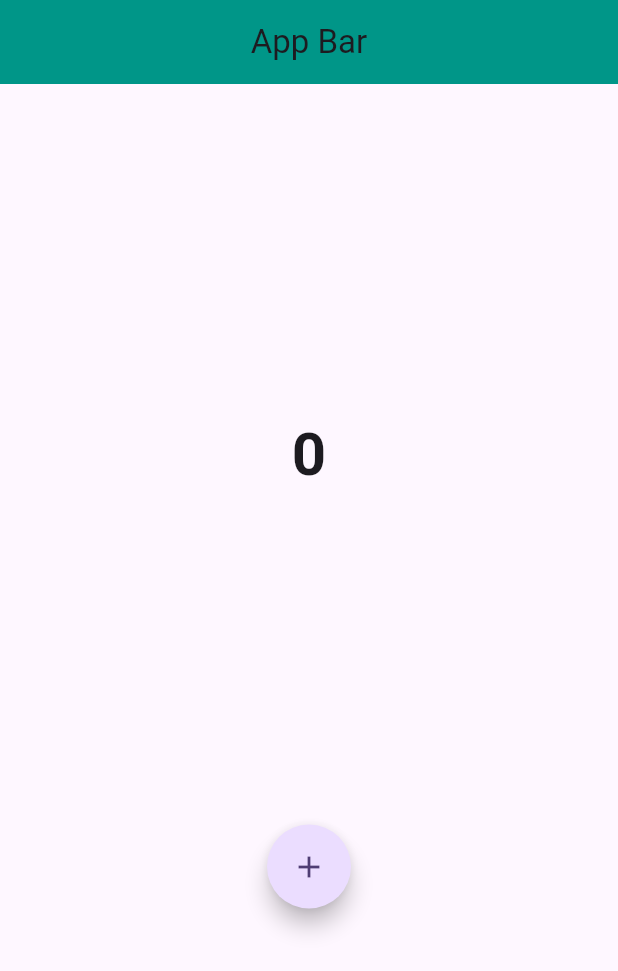
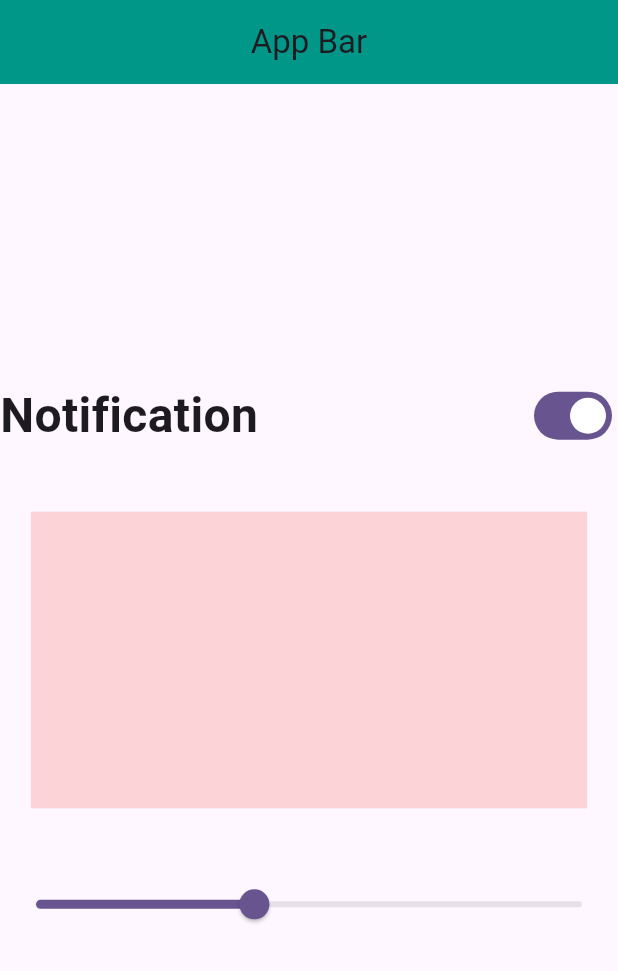
Before and after one commit to Farhanansari23/bloc_statemanagement, a Flutter app: the screen it shows after launch, on a phone screen of 412 x 824 dp. Shown: the top 971 px of the screen. Run offline on Flutter 3.47's test engine with Material 3 defaults, Android fonts, the phone set to English and light mode, and no system bars; our stand-ins replace bloc, equatable, flutter_bloc, font_awesome_flutter.

Commit message:
FA-BS-11: working on switch page

```diff
--- /dev/null
+++ b/lib/features/switch_example/bloc/switch_bloc.dart
@@ -0,0 +1,17 @@
+import 'package:bloc/bloc.dart';
+import 'package:meta/meta.dart';
+import 'package:equatable/equatable.dart';
+import 'dart:async';
+
+part 'switch_event.dart';
+part 'switch_state.dart';
+
+class SwitchBloc extends Bloc<SwitchEvent, SwitchState> {
+  SwitchBloc() : super(SwitchInitial(isSwitch: false)) {
+    on<EnableNotificationToggleEvent>(_enableNotificationToggleEvent);
+  }
+
+  FutureOr<void> _enableNotificationToggleEvent(EnableNotificationToggleEvent event, Emitter<SwitchState> emit){
+    emit(state.copyWith(isSwitch: !state.isSwitch));
+  }
+}
--- /dev/null
+++ b/lib/features/switch_example/bloc/switch_event.dart
@@ -0,0 +1,17 @@
+// import 'package:equatable/equatable.dart';
+part of 'switch_bloc.dart';
+
+
+@immutable
+sealed class SwitchEvent {
+
+  SwitchEvent();
+  @override
+  List<Object> get props => [];
+}
+
+class EnableNotificationToggleEvent extends SwitchEvent{
+
+}
+
+// class DisableNotificationToggle extends SwitchEvent{}
--- /dev/null
+++ b/lib/features/switch_example/bloc/switch_state.dart
@@ -0,0 +1,17 @@
+part of 'switch_bloc.dart';
+
+
+@immutable
+sealed class SwitchState extends Equatable {
+  bool isSwitch;
+  SwitchState({required this.isSwitch});
+  SwitchState copyWith({bool? isSwitch}){
+    return SwitchInitial(isSwitch: isSwitch ?? this.isSwitch);
+  }
+  @override
+  List<Object> get props => [isSwitch];
+}
+
+final class SwitchInitial extends SwitchState {
+  SwitchInitial({required super.isSwitch});
+}
--- /dev/null
+++ b/lib/features/switch_example/ui/switch_example.dart
@@ -0,0 +1,54 @@
+import 'package:flutter/material.dart';
+
+class SwitchExample extends StatefulWidget {
+  const SwitchExample({super.key});
+
+  @override
+  State<SwitchExample> createState() => _SwitchExampleState();
+}
+
+class _SwitchExampleState extends State<SwitchExample> {
+  @override
+  Widget build(BuildContext context) {
+    return  Scaffold(
+      appBar: _appBar(context),
+      body: _body(context),
+    );
+  }
+
+  PreferredSize _appBar(context) {
+    return PreferredSize(
+      preferredSize: const Size.fromHeight(kToolbarHeight),
+      child: AppBar(
+        title: Text('App Bar'),
+        centerTitle: true,
+        backgroundColor: Colors.teal,
+      ),
+    );
+  }
+
+  Widget _body(context){
+    return Column(
+      mainAxisAlignment: MainAxisAlignment.center,
+      children: [
+        Row(
+          mainAxisAlignment: MainAxisAlignment.spaceBetween,
+          children: [
+            const Text('Notification',style: TextStyle(fontSize: 32,fontWeight: FontWeight.bold),),
+             Switch(value: true, onChanged: (value) {
+                return null;
+            }),
+          ],
+        ),
+        SizedBox(height: 40,),
+        Container(
+          height: MediaQuery.of(context).size.height * 0.24,
+          width: MediaQuery.of(context).size.width * 0.9,
+          color: Colors.red.withOpacity(0.2),
+        ),
+        SizedBox(height: 40,),
+        Slider(value: 0.4, onChanged: (value){}),
+      ],
+    );
+  }
+}
--- a/lib/main.dart
+++ b/lib/main.dart
@@ -2,6 +2,9 @@ import 'package:flutter/material.dart';
 import 'features/home/ui/home.dart';
 import 'package:bloc_statemanagement/features/counter/ui/counter_page.dart';
 import 'package:bloc_statemanagement/equtable_package/equtable.dart';
+import 'package:bloc_statemanagement/features/switch_example/ui/switch_example.dart';
+import 'package:bloc_statemanagement/features/switch_example/bloc/switch_bloc.dart';
+import 'package:flutter_bloc/flutter_bloc.dart';
 
 void main() {
   runApp(const MyApp());
@@ -13,15 +16,19 @@ class MyApp extends StatelessWidget {
   // This widget is the root of your application.
   @override
   Widget build(BuildContext context) {
-    return MaterialApp(
+    return BlocProvider(
+      create: (_) => SwitchBloc(),
+      child: MaterialApp(
         debugShowCheckedModeBanner: false,
         title: 'Flutter Demo',
         theme: ThemeData(
           colorScheme: ColorScheme.fromSeed(seedColor: Colors.deepPurple),
         ),
-      home: const EquatableTesting(),
+        // home: const EquatableTesting(),
+        home: const SwitchExample(),
         // home: const CounterPage(),
         // home: const MyHomePage(),
+      ),
     );
   }
 }
```
Lines whose indentation alone changed are shown as unchanged.
